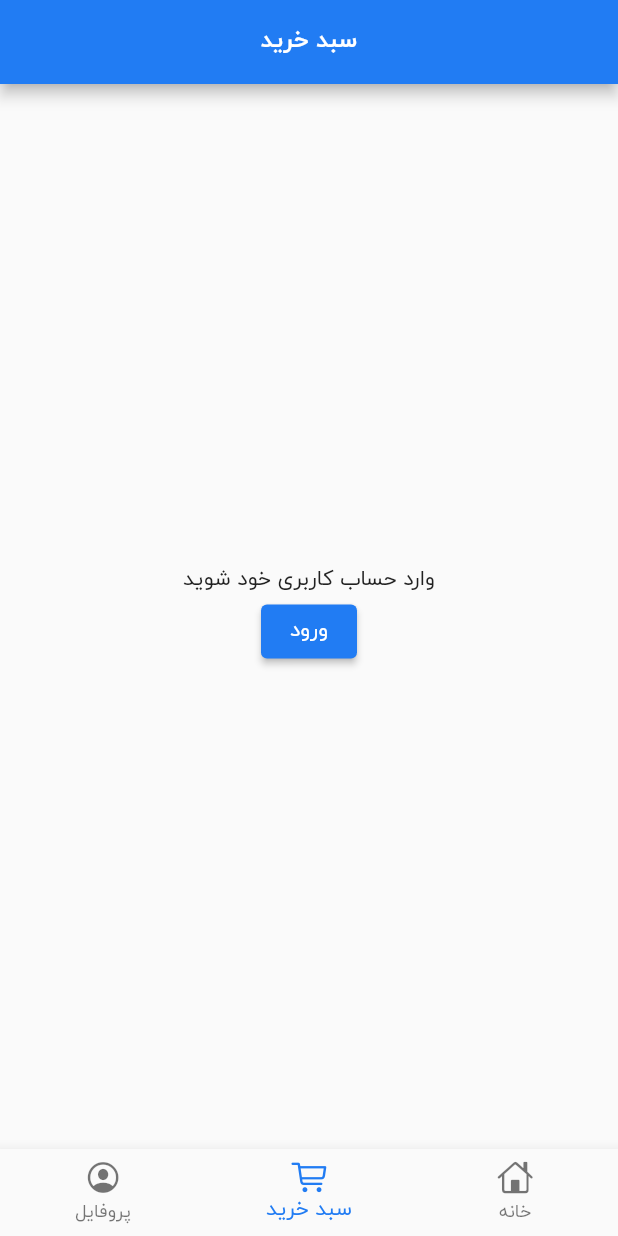
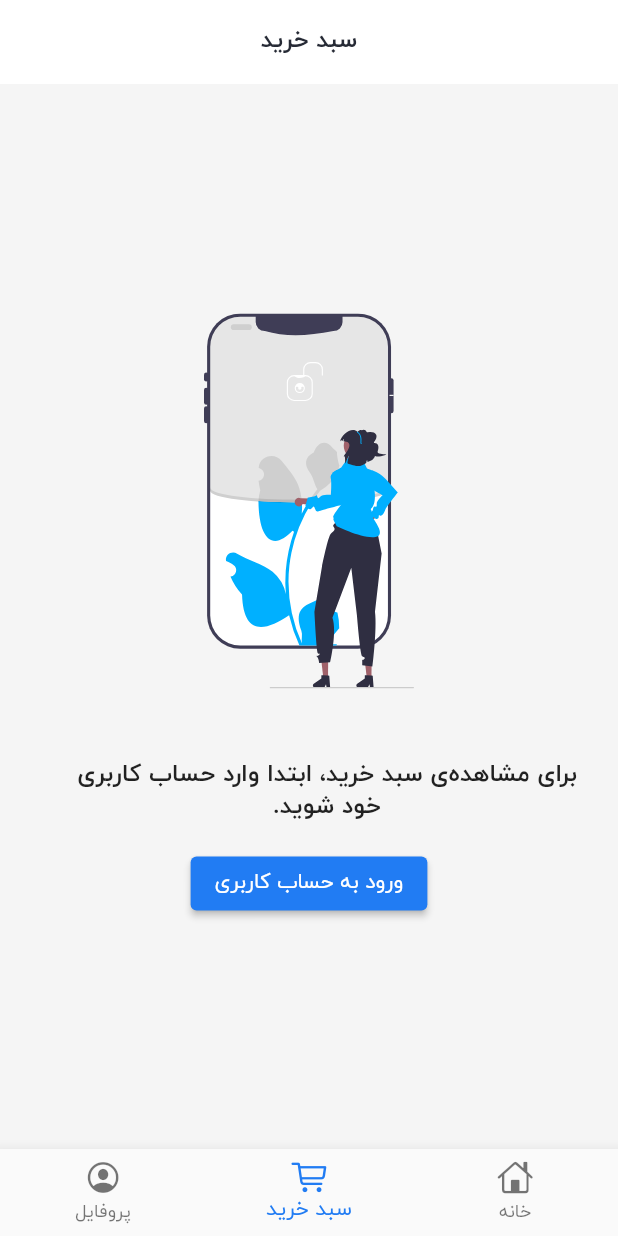
Before and after one commit to pirooz193/NikeEcommerce, a Flutter app: the screen it shows after launch, item 2 of the bottom bar chosen, on a phone screen of 412 x 824 dp. Run offline on Flutter 3.47's test engine with Material 2 defaults, Android fonts, the phone set to English and light mode, and no system bars; our stand-ins replace bloc, cached_network_image, dio, equatable, flutter_bloc, flutter_svg and 2 more; network calls fail.

Commit message:
Add empty state visualization

```diff
--- a/lib/main.dart
+++ b/lib/main.dart
@@ -36,6 +36,11 @@ class MyApp extends StatelessWidget {
       debugShowCheckedModeBanner: false,
       title: 'noke ecommerce',
       theme: ThemeData(
+        appBarTheme: const AppBarTheme(
+          elevation: 0,
+          backgroundColor: Colors.white,
+          foregroundColor: LightThemeColors.primaryTextColor,
+        ),
         snackBarTheme: SnackBarThemeData(
           contentTextStyle: defaultTextStyle.apply(
             color: Colors.white,
@@ -54,9 +59,11 @@ class MyApp extends StatelessWidget {
               color: LightThemeColors.secondaryTextColor),
         ),
         colorScheme: const ColorScheme.light(
-            primary: LightThemeColors.primaryColor,
-            secondary: LightThemeColors.secondaryColor,
-            onSecondary: Colors.white),
+          primary: LightThemeColors.primaryColor,
+          secondary: LightThemeColors.secondaryColor,
+          onSecondary: Colors.white,
+          surfaceVariant: Color(0xffF5F5F5),
+        ),
       ),
       home: const Directionality(
           textDirection: TextDirection.rtl, child: RootScreen()),
--- a/lib/ui/cart/bloc/cart_bloc.dart
+++ b/lib/ui/cart/bloc/cart_bloc.dart
@@ -39,7 +39,11 @@ class CartBloc extends Bloc<CartEvent, CartState> {
     try {
       emit(CartLloading());
       final result = await cartRepository.getAll();
-      emit(CartSuccess(result));
+      if (result.cartItems.isEmpty) {
+        emit(CartEmpty());
+      } else {
+        emit(CartSuccess(result));
+      }
     } catch (e) {
       emit(CartError(AppException()));
     }
--- a/lib/ui/cart/bloc/cart_state.dart
+++ b/lib/ui/cart/bloc/cart_state.dart
@@ -25,3 +25,5 @@ class CartError extends CartState {
 }
 
 class CartAuthRequired extends CartState {}
+
+class CartEmpty extends CartState {}
--- a/lib/ui/cart/cart.dart
+++ b/lib/ui/cart/cart.dart
@@ -1,11 +1,13 @@
 import 'package:flutter/cupertino.dart';
 import 'package:flutter/material.dart';
 import 'package:flutter_bloc/flutter_bloc.dart';
+import 'package:flutter_svg/flutter_svg.dart';
 import 'package:nike_ecommerce_flutter/common/utils.dart';
 import 'package:nike_ecommerce_flutter/data/repo/authRepository.dart';
 import 'package:nike_ecommerce_flutter/data/repo/cart_repository.dart';
 import 'package:nike_ecommerce_flutter/ui/auth/auth.dart';
 import 'package:nike_ecommerce_flutter/ui/cart/bloc/cart_bloc.dart';
+import 'package:nike_ecommerce_flutter/ui/widgets/empty_state.dart';
 import 'package:nike_ecommerce_flutter/ui/widgets/image.dart';
 
 class CartScreen extends StatefulWidget {
@@ -39,6 +41,7 @@ class _CartScreenState extends State<CartScreen> {
   @override
   Widget build(BuildContext context) {
     return Scaffold(
+        backgroundColor: Theme.of(context).colorScheme.surfaceVariant,
         appBar: AppBar(
           centerTitle: true,
           title: const Text('سبد خرید'),
@@ -159,22 +162,32 @@ class _CartScreenState extends State<CartScreen> {
                   itemCount: state.cartResponse.cartItems.length,
                 );
               } else if (state is CartAuthRequired) {
-                return SizedBox(
-                  width: MediaQuery.of(context).size.width,
-                  child: Column(
-                    mainAxisAlignment: MainAxisAlignment.center,
-                    crossAxisAlignment: CrossAxisAlignment.center,
-                    children: [
-                      Text('وارد حساب کاربری خود شوید'),
-                      ElevatedButton(
+                return Center(
+                  child: EmptyView(
+                      message:
+                          'برای مشاهده‌ی سبد خرید، ابتدا وارد حساب کاربری خود شوید.',
+                      callToAction: ElevatedButton(
                           onPressed: () {
                             Navigator.of(context, rootNavigator: true)
                                 .push(MaterialPageRoute(
                               builder: (context) => const AuthScreen(),
                             ));
                           },
-                          child: Text('ورود'))
-                    ],
+                          child: Text('ورود به حساب کاربری')),
+                      image: SvgPicture.asset(
+                        'assets/img/auth_required.svg',
+                        width: 140,
+                      )),
+                );
+              } else if (state is CartEmpty) {
+                return Center(
+                  child: EmptyView(
+                    message:
+                        'تا کنون هیچی محصولی به سبد خرید خود اضافه نکرده اید',
+                    image: SvgPicture.asset(
+                      'assets/img/empty_cart.svg',
+                      width: 200,
+                    ),
                   ),
                 );
               } else {
--- /dev/null
+++ b/lib/ui/widgets/empty_state.dart
@@ -0,0 +1,33 @@
+import 'package:flutter/material.dart';
+
+class EmptyView extends StatelessWidget {
+  final String message;
+  final Widget? callToAction;
+  final Widget image;
+
+  const EmptyView(
+      {super.key,
+      required this.message,
+      this.callToAction,
+      required this.image});
+
+  @override
+  Widget build(BuildContext context) {
+    return Column(
+      mainAxisAlignment: MainAxisAlignment.center,
+      crossAxisAlignment: CrossAxisAlignment.center,
+      children: [
+        image,
+        Padding(
+          padding: const EdgeInsets.fromLTRB(48, 48, 24, 16),
+          child: Text(
+            message,
+            style: Theme.of(context).textTheme.headline6!.copyWith(height: 1.3),
+            textAlign: TextAlign.center,
+          ),
+        ),
+        if (callToAction != null) callToAction!
+      ],
+    );
+  }
+}
--- a/pubspec.yaml
+++ b/pubspec.yaml
@@ -41,6 +41,7 @@ dependencies:
   cached_network_image: ^3.2.3
   smooth_page_indicator: ^1.0.1
   shared_preferences: ^2.0.20
+  flutter_svg: ^1.1.6
 
 dev_dependencies:
   flutter_test:
```
Also changed, not shown: assets/img/auth_required.svg (added), assets/img/empty_cart.svg (added), assets/img/no_data.svg (added), pubspec.lock.
